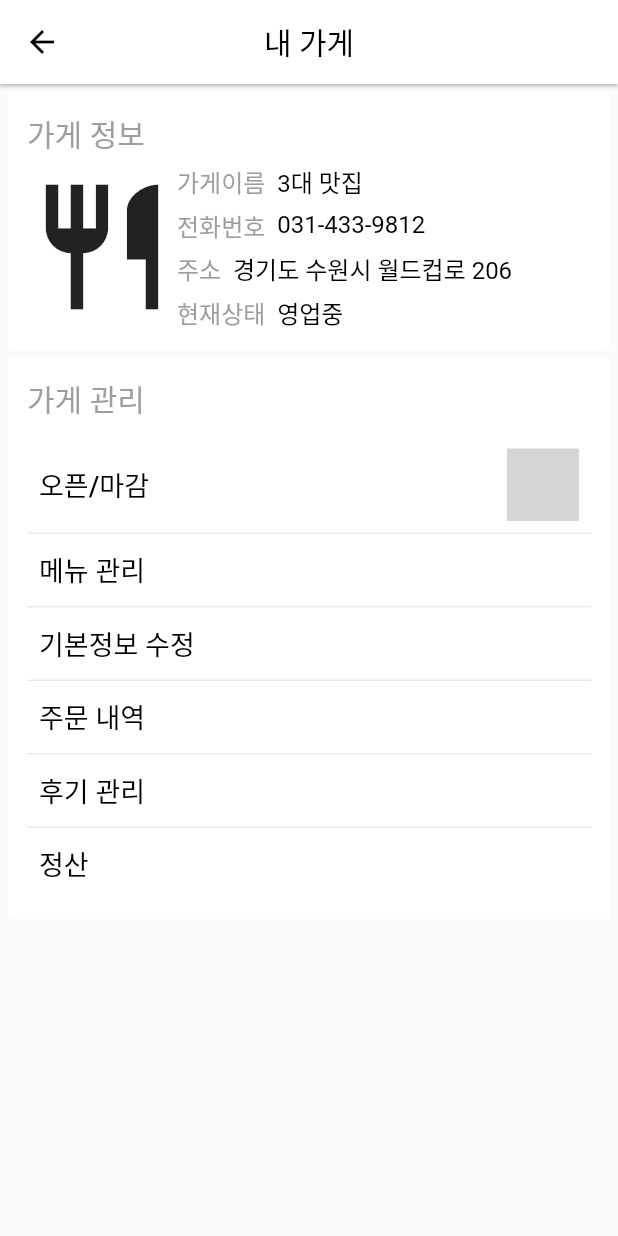
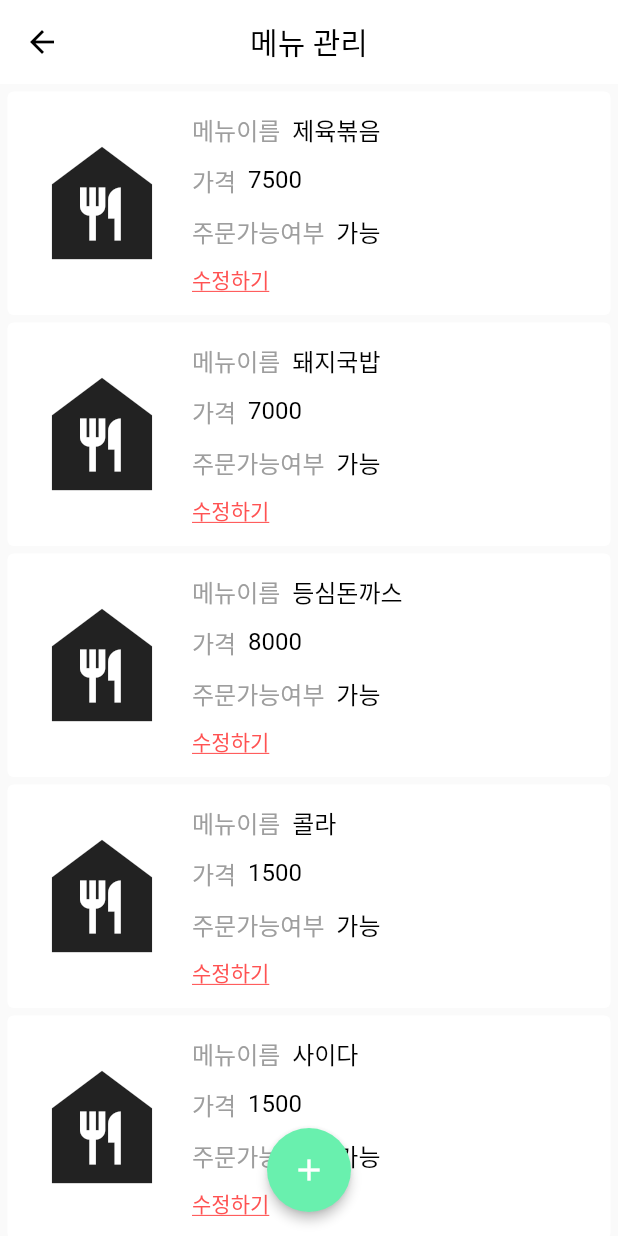
Before and after one commit to man-moon/Bob-friend, a Flutter app: the RestaurantMainScreen screen opened directly, after a tap on "메뉴 관리", on a phone screen of 412 x 824 dp. Run offline on Flutter 3.47's test engine with Material 2 defaults, Android fonts, the phone set to English and light mode, and no system bars; our stand-ins replace cached_network_image, cloud_firestore, convex_bottom_bar, firebase_auth, firebase_core, firebase_storage and 13 more; missing offline and left inert: dart:ffi, kpostal, switcher_button; accounts and stored records are empty; Roboto replaces fonts that are missing (BM); grey boxes are pictures that could not be loaded.

Commit message:
update menu management screen

```diff
--- a/lib/Model/product.dart
+++ b/lib/Model/product.dart
@@ -1,6 +1,7 @@
 class Product {
-  String? name;
-  int? price;
+  String name;
+  int price;
+  bool isAvailable;
 
-  Product(this.name, this.price);
+  Product({required this.name, required this.price, required this.isAvailable});
 }
--- a/lib/provider/owner.dart
+++ b/lib/provider/owner.dart
@@ -8,11 +8,11 @@ class OwnerProvider extends ChangeNotifier {
   String _address = '경기도 수원시 월드컵로 206';
   String _callNumber = '031-433-9812';
   List<Product> _menu = [
-    Product('제육볶음', 7500),
-    Product('돼지국밥', 7000),
-    Product('등심돈까스', 8000),
-    Product('콜라', 1500),
-    Product('사이다', 1500),
+    Product(name: '제육볶음', price: 7500, isAvailable: true),
+    Product(name: '돼지국밥', price: 7000, isAvailable: true),
+    Product(name: '등심돈까스', price: 8000, isAvailable: true),
+    Product(name: '콜라', price: 1500, isAvailable: true),
+    Product(name: '사이다', price: 1500, isAvailable: true),
   ];
   bool _isOpen = true;
 
--- /dev/null
+++ b/lib/screen/restaurant/menu_creation.dart
@@ -0,0 +1,15 @@
+import 'package:flutter/material.dart';
+
+class MenuCreationScreen extends StatefulWidget {
+  const MenuCreationScreen({Key? key}) : super(key: key);
+
+  @override
+  State<MenuCreationScreen> createState() => _MenuCreationScreenState();
+}
+
+class _MenuCreationScreenState extends State<MenuCreationScreen> {
+  @override
+  Widget build(BuildContext context) {
+    return Container();
+  }
+}
--- /dev/null
+++ b/lib/screen/restaurant/menu_management.dart
@@ -0,0 +1,119 @@
+import 'package:bobfriend/provider/owner.dart';
+import 'package:bobfriend/screen/restaurant/menu_creation.dart';
+import 'package:flutter/material.dart';
+import 'package:provider/provider.dart';
+
+class MenuManagementScreen extends StatefulWidget {
+  const MenuManagementScreen({Key? key}) : super(key: key);
+
+  @override
+  State<MenuManagementScreen> createState() => _MenuManagementScreenState();
+}
+
+class _MenuManagementScreenState extends State<MenuManagementScreen> {
+
+  late OwnerProvider ownerProvider;
+
+  @override
+  Widget build(BuildContext context) {
+
+    ownerProvider = Provider.of<OwnerProvider>(context, listen: true);
+
+    return Scaffold(
+      appBar: AppBar(
+        title: const Text('메뉴 관리'),
+        centerTitle: true,
+        elevation: 0,
+      ),
+      body: ListView(
+        children: [
+          for(int i = 0; i < ownerProvider.menu.length; i++)
+          buildMenu(context, i)
+
+        ],
+      ),
+      floatingActionButton: buildAddMenu(context),
+      floatingActionButtonLocation: FloatingActionButtonLocation.centerFloat,
+    );
+  }
+  Widget buildMenu(BuildContext context, int idx) {
+    return Card(
+      margin: const EdgeInsets.only(top: 5, left: 5, right: 5),
+      elevation: 0,
+      child: Container(
+        padding: const EdgeInsets.all(13),
+        child: Column(
+            crossAxisAlignment: CrossAxisAlignment.start,
+            children: [
+              Row(
+                crossAxisAlignment: CrossAxisAlignment.center,
+                children: [
+                  //가게 썸네일
+                  const Icon(Icons.food_bank, size: 100,),
+
+                  Padding(
+                    padding: const EdgeInsets.only(left: 10),
+                    child: Column(
+                      crossAxisAlignment: CrossAxisAlignment.start,
+                      mainAxisAlignment: MainAxisAlignment.center,
+
+                      //가게 이름, 주소, 전화번호
+                      children: [
+                        Row(
+                          children: [
+                            const Text('메뉴이름  ', style: TextStyle(color: Colors.grey, fontSize: 16),),
+                            Text(ownerProvider.menu[idx].name, style: const TextStyle(color: Colors.black, fontSize: 16),)
+                          ],),
+
+                        const SizedBox(height: 10,),
+                        Row(
+                          children: [
+                            const Text('가격  ', style: TextStyle(color: Colors.grey, fontSize: 16),),
+                            Text(ownerProvider.menu[idx].price.toString(), style: const TextStyle(color: Colors.black, fontSize: 16),)
+                          ],
+                        ),
+
+                        const SizedBox(height: 10,),
+                        Row(
+                          children: [
+                            const Text('주문가능여부  ', style: TextStyle(color: Colors.grey, fontSize: 16),),
+                            Text(ownerProvider.menu[idx].isAvailable ? '가능' : '불가능', style: const TextStyle(color: Colors.black, fontSize: 16),)
+                          ],
+                        ),
+
+                        const SizedBox(height: 10,),
+                        const Text(
+                          '수정하기',
+                          style: TextStyle(color: Colors.redAccent,decoration: TextDecoration.underline),
+                        ),
+                      ],
+                    ),
+                  )
+
+
+
+                ],
+              ),]
+        ),
+      ),
+    );
+  }
+
+  Widget buildAddMenu(BuildContext context) {
+    return FloatingActionButton(
+      elevation: 3,
+      heroTag: 'create menu',
+      onPressed: () {
+        Navigator.push(
+            context,
+            MaterialPageRoute(builder: (context){
+              return const MenuCreationScreen();
+            })
+        );
+      },
+      backgroundColor: Colors.greenAccent,
+      child: const Icon(Icons.add),
+    );
+  }
+
+}
--- a/lib/screen/restaurant/restaurant_main.dart
+++ b/lib/screen/restaurant/restaurant_main.dart
@@ -1,4 +1,5 @@
 import 'package:bobfriend/provider/owner.dart';
+import 'package:bobfriend/screen/restaurant/menu_management.dart';
 import 'package:flutter/material.dart';
 import 'package:provider/provider.dart';
 import 'package:switcher_button/switcher_button.dart';
@@ -45,15 +46,17 @@ class _RestaurantMainScreenState extends State<RestaurantMainScreen> {
         child: Column(
           crossAxisAlignment: CrossAxisAlignment.start,
           children: [
-          Text('가게 정보', style: TextStyle(fontSize: 20, color: Colors.grey),),
+          const Text('가게 정보', style: TextStyle(fontSize: 20, color: Colors.grey),),
           const SizedBox(height: 5,),
           Row(
             crossAxisAlignment: CrossAxisAlignment.center,
             children: [
               //가게 썸네일
-              Icon(Icons.restaurant_outlined, size: 100,),
+              const Icon(Icons.restaurant_outlined, size: 100,),
 
-              Column(
+              Padding(
+                padding: const EdgeInsets.only(left: 10),
+                child: Column(
                   crossAxisAlignment: CrossAxisAlignment.start,
 
                   //가게 이름, 주소, 전화번호
@@ -82,6 +85,7 @@ class _RestaurantMainScreenState extends State<RestaurantMainScreen> {
                       Text(ownerProvider.isOpen ? '영업중' : '영업 종료', style: const TextStyle(color: Colors.black, fontSize: 16),)
                     ],),
                   ],
+                ),
               )
 
 
@@ -138,7 +142,10 @@ class _RestaurantMainScreenState extends State<RestaurantMainScreen> {
                       alignment: Alignment.centerLeft
                     ),
                     onPressed: (){
-                      debugPrint('tapped');
+                      Navigator.push(
+                          context,
+                          MaterialPageRoute(
+                              builder: (context) => const MenuManagementScreen()));
                     },
                     child: const Text('메뉴 관리', style: TextStyle(color: Colors.black, fontSize: 18,),),
                   ),
```
Lines whose indentation alone changed are shown as unchanged.
